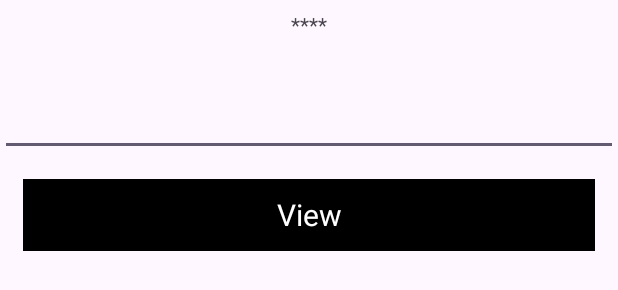
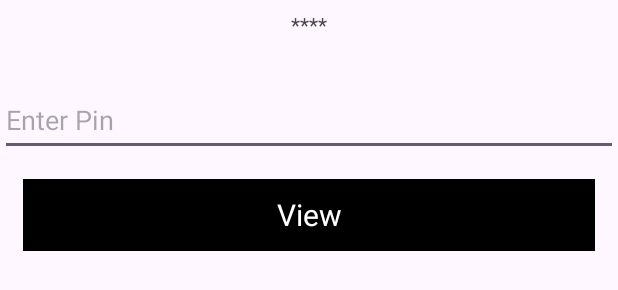
Before and after one commit to Mizu000/MoneySimulation, an Android app: the layout player_layout.xml on its own in the app's theme, with its tools: preview values and no code run, on a phone screen of 412 x 824 dp. Shown: the part 152-442 px from the top of the screen. Run offline under Robolectric (Android 15) with nearby library versions, the phone set to English and light mode, and no system bars.

Commit message:
pin working

```diff
--- a/app/src/main/java/com/practice/moneysimuation/adapter/PlayersAdapter.kt
+++ b/app/src/main/java/com/practice/moneysimuation/adapter/PlayersAdapter.kt
@@ -48,6 +48,7 @@ class PlayersAdapter(val context: Context, val playerList: MutableList<Player>):
                 showBalance(holder,player)
             }else{
                 holder.tvBalance.text = "*****"
+                holder.tvView.text = "View Balance"
             }
 
         }
@@ -58,9 +59,11 @@ class PlayersAdapter(val context: Context, val playerList: MutableList<Player>):
     }
 
     fun showBalance(holder:PlayerViewHolder,player:Player){
-        val pin = holder.etEnterPin.text
+        val pin = holder.etEnterPin.text.trim()
         if(pin.isNotEmpty()){
             if(pin.toString().toInt() == player.upiPin){
+                holder.tvView.text = "Hide Balance"
+                holder.etEnterPin.text = ""
                 holder.tvBalance.text = player.balance.toString()
             }else{
                 ToastUtil.showShortToast(context,"Wrong Pin")
--- a/app/src/main/res/layout/player_layout.xml
+++ b/app/src/main/res/layout/player_layout.xml
@@ -27,6 +27,7 @@
         android:layout_width="match_parent"
         android:layout_height="48dp"
         android:id="@+id/etEnterPin"
+        android:hint="Enter Pin"
         />
 
     <TextView
```
